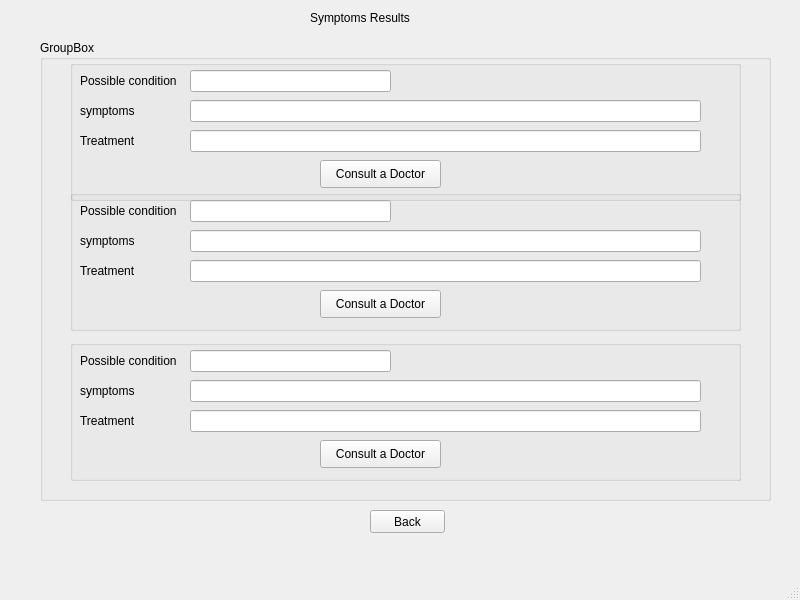
The window that Screens/symptom_results.ui (Ghulam-Mustafa08291/IlajNow) describes before a commit, drawn with Qt 5.
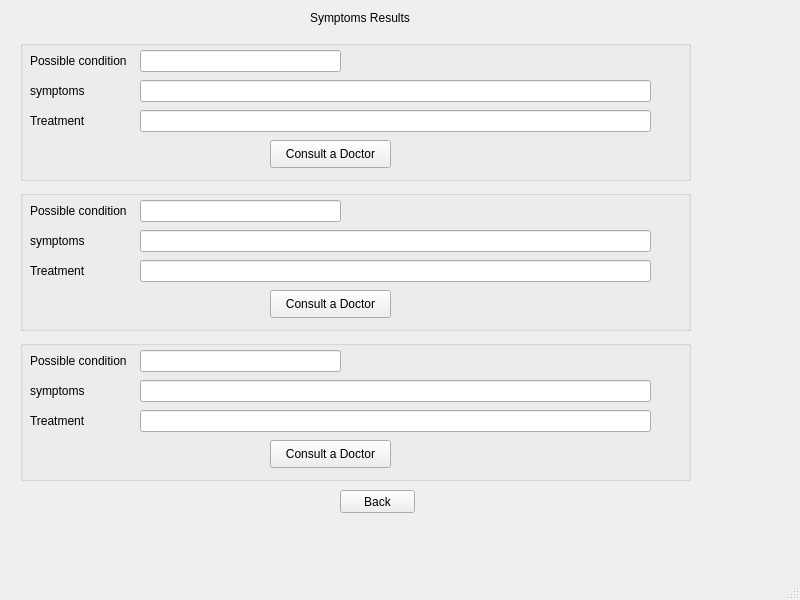
The same window after the commit.

Commit message: made changes to some screens

```diff
--- a/Screens/symptom_results.ui
+++ b/Screens/symptom_results.ui
@@ -30,8 +30,8 @@
    <widget class="QPushButton" name="pushButton_3">
     <property name="geometry">
      <rect>
-      <x>370</x>
-      <y>510</y>
+      <x>340</x>
+      <y>490</y>
       <width>75</width>
       <height>23</height>
      </rect>
@@ -40,23 +40,11 @@
      <string>Back</string>
     </property>
    </widget>
-   <widget class="QGroupBox" name="groupBox_3">
-    <property name="geometry">
-     <rect>
-      <x>40</x>
-      <y>40</y>
-      <width>731</width>
-      <height>461</height>
-     </rect>
-    </property>
-    <property name="title">
-     <string>GroupBox</string>
-    </property>
     <widget class="QGroupBox" name="groupBox">
      <property name="geometry">
       <rect>
-       <x>30</x>
-       <y>20</y>
+      <x>20</x>
+      <y>40</y>
        <width>671</width>
        <height>141</height>
       </rect>
@@ -150,8 +138,8 @@
     <widget class="QGroupBox" name="groupBox_2">
      <property name="geometry">
       <rect>
-       <x>30</x>
-       <y>150</y>
+      <x>20</x>
+      <y>190</y>
        <width>671</width>
        <height>141</height>
       </rect>
@@ -242,11 +230,11 @@
       </property>
      </widget>
     </widget>
-    <widget class="QGroupBox" name="groupBox_4">
+   <widget class="QGroupBox" name="groupBox_3">
      <property name="geometry">
       <rect>
-       <x>30</x>
-       <y>300</y>
+      <x>20</x>
+      <y>340</y>
        <width>671</width>
        <height>141</height>
       </rect>
@@ -254,7 +242,7 @@
      <property name="title">
       <string/>
      </property>
-     <widget class="QLabel" name="label_11">
+    <widget class="QLabel" name="label_14">
       <property name="geometry">
        <rect>
         <x>10</x>
@@ -267,7 +255,7 @@
        <string>Possible condition</string>
       </property>
      </widget>
-     <widget class="QLineEdit" name="lineEdit_10">
+    <widget class="QLineEdit" name="lineEdit_13">
       <property name="geometry">
        <rect>
         <x>120</x>
@@ -277,7 +265,7 @@
        </rect>
       </property>
      </widget>
-     <widget class="QLabel" name="label_12">
+    <widget class="QLabel" name="label_15">
       <property name="geometry">
        <rect>
         <x>10</x>
@@ -290,7 +278,7 @@
        <string>symptoms</string>
       </property>
      </widget>
-     <widget class="QLineEdit" name="lineEdit_11">
+    <widget class="QLineEdit" name="lineEdit_14">
       <property name="geometry">
        <rect>
         <x>120</x>
@@ -300,7 +288,7 @@
        </rect>
       </property>
      </widget>
-     <widget class="QLabel" name="label_13">
+    <widget class="QLabel" name="label_16">
       <property name="geometry">
        <rect>
         <x>10</x>
@@ -313,7 +301,7 @@
        <string>Treatment</string>
       </property>
      </widget>
-     <widget class="QLineEdit" name="lineEdit_12">
+    <widget class="QLineEdit" name="lineEdit_15">
       <property name="geometry">
        <rect>
         <x>120</x>
@@ -323,7 +311,7 @@
        </rect>
       </property>
      </widget>
-     <widget class="QPushButton" name="pushButton_5">
+    <widget class="QPushButton" name="pushButton_6">
       <property name="geometry">
        <rect>
         <x>250</x>
@@ -335,7 +323,6 @@
       <property name="text">
        <string>Consult a Doctor</string>
       </property>
-     </widget>
     </widget>
    </widget>
   </widget>
```
Lines whose indentation alone changed are shown as unchanged. The commit also changes 1 other file.
